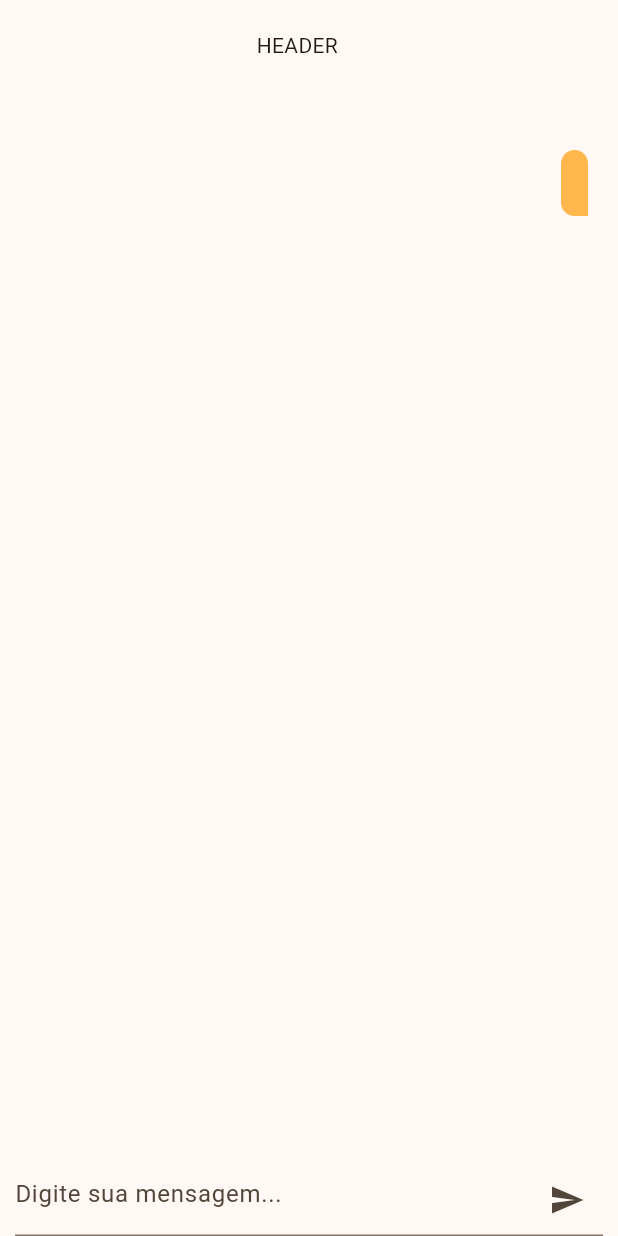
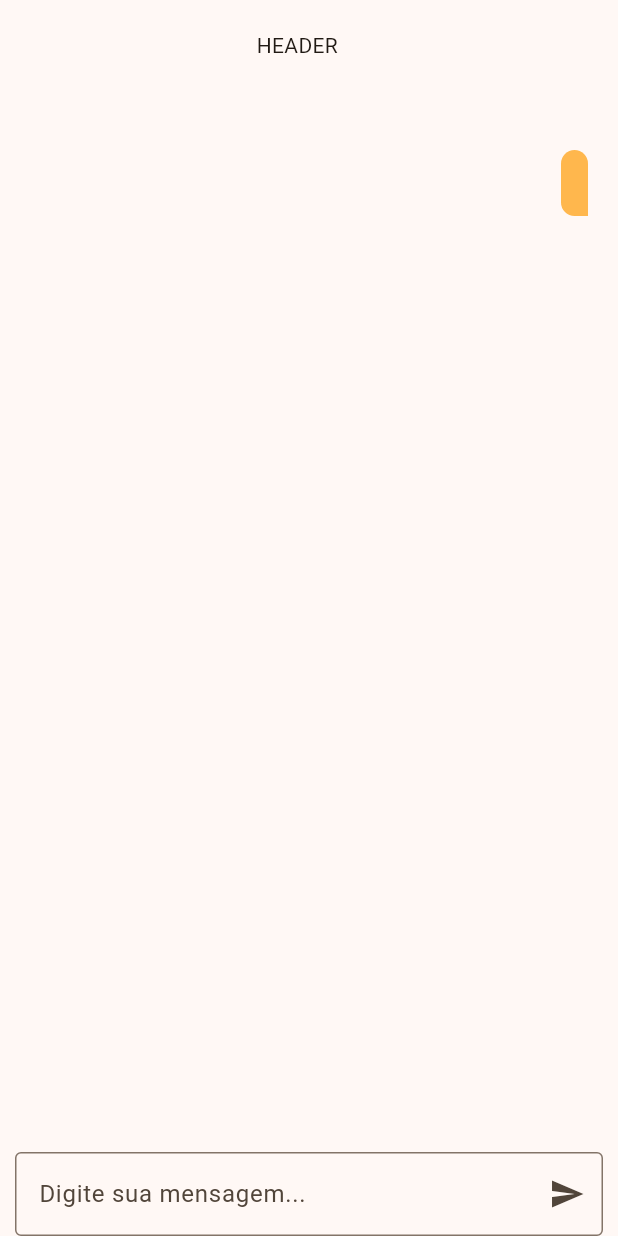
Before and after one commit to ArthurProenca/UAI-SearchEngine, a Flutter app: the SearchResultPage screen opened directly with empty values, on a phone screen of 412 x 824 dp. Run offline on Flutter 3.47's test engine with Material 2 defaults, Android fonts, the phone set to English and light mode, and no system bars.

Commit message:
chore: lógica de botões adicionando conteúdo

```diff
--- a/Frontend/lib/src/screens/search/result/result.dart
+++ b/Frontend/lib/src/screens/search/result/result.dart
@@ -1,6 +1,9 @@
 import 'package:flutter/material.dart';
 import 'package:uai/src/domain/result/search_result_dto.dart';
 import 'package:uai/src/service/http_service.dart';
+import 'package:uai/src/widgets/bullet/bullet.dart';
+import 'package:uai/src/widgets/message/message_item.dart';
+import 'package:uai/src/widgets/typing/typing.dart';
 
 class SearchResult extends StatelessWidget {
   static const String route = '/result';
@@ -37,6 +40,7 @@ class _SearchResultPage extends State<SearchResultPage> {
     messages.add(
       SearchResultDTO("Usuário", widget.query, "", true),
     );
+
     Future.delayed(const Duration(seconds: 2), () {
       setState(() {
         HttpService.get(Uri.parse("https://en.wikipedia.org/w/api.php"))
@@ -47,9 +51,19 @@ class _SearchResultPage extends State<SearchResultPage> {
     });
   }
 
-  Widget _bullet(String title) {
+  Widget buttonLogic(String title, List<SearchResultDTO> children) {
+    if (messages.length == 1) {
+      return Container();
+    } else {
       return ElevatedButton.icon(
-      onPressed: () {},
+        onPressed: () {
+          setState(() {
+            HttpService.get(Uri.parse("https://en.wikipedia.org/w/api.php"))
+                .then((value) {
+              children.addAll(value);
+            });
+          });
+        },
         icon: const Icon(Icons.link),
         label: Text(title),
         style: ButtonStyle(
@@ -68,44 +82,6 @@ class _SearchResultPage extends State<SearchResultPage> {
         ),
       );
     }
-
-  Widget _buildMessageItem(String message, Alignment alignment, Color color) {
-    return SizedBox(
-      width: 600,
-      child: Container(
-        margin: const EdgeInsets.symmetric(vertical: 10.0),
-        alignment: alignment,
-        child: Container(
-          padding: const EdgeInsets.all(9.0),
-          decoration: BoxDecoration(
-            color: color,
-            borderRadius: BorderRadius.only(
-              bottomLeft: alignment == Alignment.topLeft
-                  ? const Radius.circular(0.0)
-                  : const Radius.circular(15.0),
-              bottomRight: alignment == Alignment.topLeft
-                  ? const Radius.circular(15.0)
-                  : const Radius.circular(0.0),
-              topRight: const Radius.circular(15.0),
-              topLeft: const Radius.circular(15.0),
-            ),
-            shape: BoxShape.rectangle,
-          ),
-          child: Column(
-            children: [
-              const SizedBox(height: 5.0),
-              Text(
-                message,
-                style: const TextStyle(
-                  color: Colors.white,
-                ),
-                textAlign: TextAlign.start,
-              ),
-            ],
-          ),
-        ),
-      ),
-    );
   }
 
   @override
@@ -121,7 +97,6 @@ class _SearchResultPage extends State<SearchResultPage> {
                 width: 70,
                 height: 70,
                 child: Text("HEADER"),
-                alignment: Alignment.topLeft,
               ),
               Expanded(
                 child: Padding(
@@ -134,33 +109,33 @@ class _SearchResultPage extends State<SearchResultPage> {
                           if (index == 0) ...[
                             Padding(
                               padding: const EdgeInsets.fromLTRB(30, 0, 0, 0),
-                              child: _buildMessageItem(
-                                messages[index].abs,
-                                Alignment.topRight,
-                                Colors.orange.shade300,
+                              child: MessageItem(
+                                messages[0].abs,
+                                true,
+                                List.empty(),
                               ),
                             ),
                           ] else ...[
                             Padding(
                               padding: const EdgeInsets.fromLTRB(0, 0, 30, 0),
-                              child: _buildMessageItem(
+                              child: MessageItem(
                                 messages[index].abs,
-                                Alignment.topLeft,
-                                Colors.grey.shade500,
+                                false,
+                                messages,
                               ),
                             ),
+                            if (index == messages.length - 1) ...[
                               Row(
                                 mainAxisAlignment: MainAxisAlignment.start,
                                 children: [
                                   Container(
                                     padding: const EdgeInsets.all(5),
-                                  child: _bullet("Wikipedia"),
+                                    child: buttonLogic("Wikipedia", messages),
                                   ),
-                                Container(
-                                  child: _bullet("SearchOnMath"),
+                                  buttonLogic("SearchOnMath", messages),
+                                ],
                               ),
                             ],
-                            ),
                           ]
                         ],
                       );
@@ -172,14 +147,15 @@ class _SearchResultPage extends State<SearchResultPage> {
                 padding: const EdgeInsets.symmetric(horizontal: 10.0),
                 child: TextField(
                   decoration: InputDecoration(
+                    border: const OutlineInputBorder(),
                     hintText: 'Digite sua mensagem...',
                     suffixIcon: IconButton(
                       icon: const Icon(Icons.send),
-                      onPressed: () {
-                        // Aqui você pode implementar o envio da mensagem para o backend
-                      },
+                      onPressed: () {},
                     ),
                   ),
+                  onSubmitted: (value) => Navigator.of(context)
+                      .pushNamed(SearchResult.route, arguments: value),
                 ),
               ),
             ],
--- a/Frontend/lib/src/service/http_service.dart
+++ b/Frontend/lib/src/service/http_service.dart
@@ -13,6 +13,11 @@ class HttpService {
       "title":"Functional square root",
       "url":"https://en.wikipedia.org/wiki/Functional_square_root",
       "abs":"Functional <em>square</em> <em>root</em> In mathematics a functional <em>square</em> <em>root</em> sometimes called a half iterate is a <em>square</em> <em>root</em> of a function with respect to the operation of function composition In other words a functional <em>square</em> <em>root</em> of a function is a function satisfying for all "
+   },
+   {
+      "title":"Functional square root 2",
+      "url":"https://en.wikipedia.org/wiki/Functional_square_root",
+      "abs":"xxx Functional <em>square</em> <em>root</em> In mathematics a functional <em>square</em> <em>root</em> sometimes called a half iterate is a <em>square</em> <em>root</em> of a function with respect to the operation of function composition In other words a functional <em>square</em> <em>root</em> of a function is a function satisfying for all "
    }
 ]''';
 
--- /dev/null
+++ b/Frontend/lib/src/widgets/message/message_item.dart
@@ -0,0 +1,57 @@
+import 'package:flutter/material.dart';
+import 'package:uai/src/domain/result/search_result_dto.dart';
+
+class MessageItem extends StatefulWidget {
+  final String message;
+  final bool isUser;
+  final List<SearchResultDTO> children;
+
+  const MessageItem(this.message, this.isUser, this.children, {Key? key})
+      : super(key: key);
+
+  @override
+  State<StatefulWidget> createState() => _MessageItem();
+}
+
+class _MessageItem extends State<MessageItem> {
+  @override
+  Widget build(BuildContext context) {
+    return SizedBox(
+      width: 600,
+      child: Container(
+        margin: const EdgeInsets.symmetric(vertical: 10.0),
+        alignment: widget.isUser ? Alignment.topRight : Alignment.topLeft,
+        child: Container(
+          padding: const EdgeInsets.all(9.0),
+          decoration: BoxDecoration(
+            color:
+                widget.isUser ? Colors.orange.shade300 : Colors.grey.shade500,
+            borderRadius: BorderRadius.only(
+              bottomLeft: !widget.isUser
+                  ? const Radius.circular(0.0)
+                  : const Radius.circular(17.0),
+              bottomRight: !widget.isUser
+                  ? const Radius.circular(17.0)
+                  : const Radius.circular(0.0),
+              topRight: const Radius.circular(17.0),
+              topLeft: const Radius.circular(17.0),
+            ),
+            shape: BoxShape.rectangle,
+          ),
+          child: Column(
+            children: [
+              const SizedBox(height: 5.0),
+              Text(
+                widget.message,
+                style: const TextStyle(
+                  color: Colors.white,
+                ),
+                textAlign: TextAlign.start,
+              ),
+            ],
+          ),
+        ),
+      ),
+    );
+  }
+}
```
Also changed, not shown: Frontend/lib/src/widgets/bullet/bullet.dart (added, +47 -0 lines), Frontend/lib/src/widgets/typing/typing.dart (added, +59 -0 lines). Lines whose indentation alone changed are shown as unchanged.
